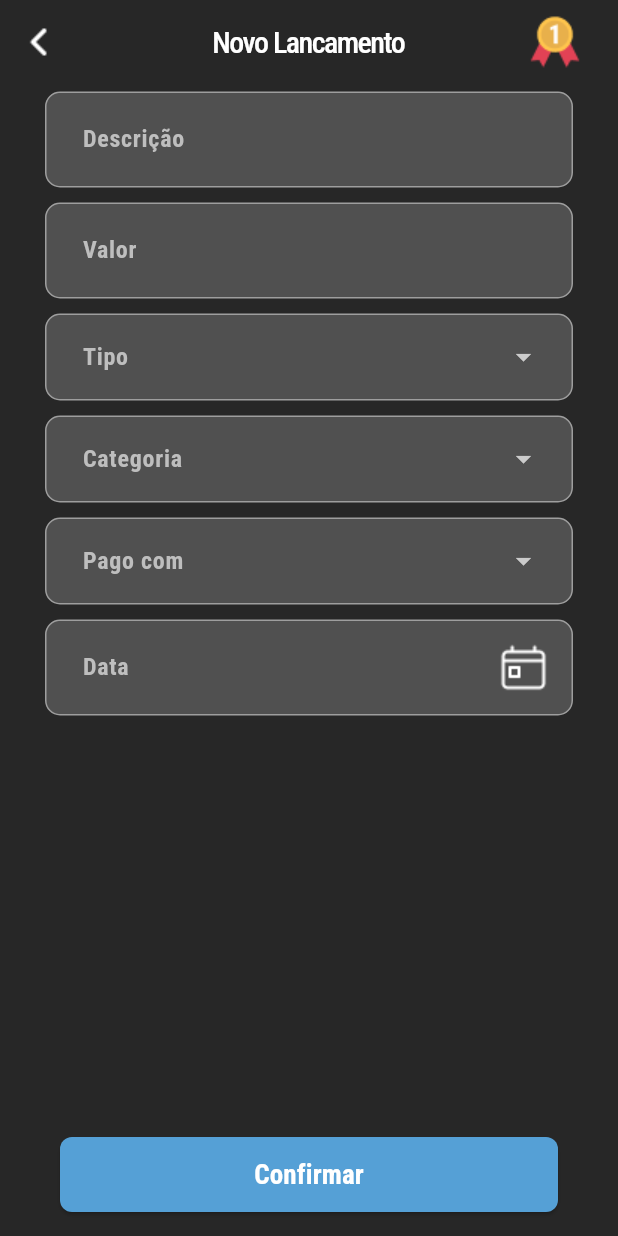
After one commit to fwctecnologia/caixa-hackaton-app, a Flutter app: the LancamentoScreen screen opened directly, on a phone screen of 412 x 824 dp. The commit adds this screen. Run offline on Flutter 3.47's test engine with Material 2 defaults, Android fonts, the phone set to English and light mode, and no system bars; our stand-ins replace brasil_fields, dio, get, google_fonts, rive.

Commit message:
feat: adding lancamento screen

```diff
--- a/lib/app/modules/home/home_screen.dart
+++ b/lib/app/modules/home/home_screen.dart
@@ -1,4 +1,5 @@
 import 'package:caixa_hackaton_app/app/modules/conquistas/conquistas_screen.dart';
+import 'package:caixa_hackaton_app/app/modules/lancamento/lancamento_screen.dart';
 import 'package:flutter/material.dart';
 import 'package:get/get.dart';
 import 'package:google_fonts/google_fonts.dart';
@@ -16,9 +17,14 @@ class _HomeScreenState extends State<HomeScreen> {
     return Scaffold(
       appBar: AppBar(
         forceMaterialTransparency: true,
-        leading: Container(
-          padding: const EdgeInsets.only(left: 20),
-          child: Image.asset('assets/drawer.png'),
+        leading: GestureDetector(
+          onTap: (){
+            Get.to(() => LancamentoScreen());
+          },
+          child: Container(
+            padding: const EdgeInsets.only(left: 20),
+            child: Image.asset('assets/drawer.png'),
+          ),
         ),
       ),
       body: Column(
--- /dev/null
+++ b/lib/app/modules/lancamento/lancamento_screen.dart
@@ -0,0 +1,165 @@
+import 'package:brasil_fields/brasil_fields.dart';
+import 'package:flutter/material.dart';
+import 'package:flutter/services.dart';
+import 'package:get/get.dart';
+import 'package:google_fonts/google_fonts.dart';
+
+import '../home/home_screen.dart';
+
+class LancamentoScreen extends StatefulWidget {
+  const LancamentoScreen({super.key});
+
+  @override
+  State<LancamentoScreen> createState() => _LancamentoScreenState();
+}
+
+class _LancamentoScreenState extends State<LancamentoScreen> {
+  @override
+  Widget build(BuildContext context) {
+    return Scaffold(
+      appBar: AppBar(
+        forceMaterialTransparency: true,
+        centerTitle: true,
+        title: Text(
+          'Novo Lancamento',
+          style: GoogleFonts.robotoCondensed(
+            fontSize: 20,
+            fontWeight: FontWeight.w500,
+            color: Colors.white,
+            letterSpacing: -1,
+          ),
+        ),
+        leading: GestureDetector(
+          onTap: () {
+            Get.back();
+          },
+          child: Image.asset('assets/chevron_right.png'),
+        ),
+        actions: [
+          Image.asset('assets/medal.png'),
+          Container(width: 20),
+        ],
+      ),
+      bottomNavigationBar: Container(
+        margin: const EdgeInsets.all(16).copyWith(left: 40, right: 40),
+        width: double.infinity,
+        height: 50,
+        child: ElevatedButton(
+          style: ElevatedButton.styleFrom(
+            backgroundColor: const Color(0xFF55A0D6),
+            foregroundColor: Colors.white,
+            shape: RoundedRectangleBorder(
+              borderRadius: BorderRadius.circular(8),
+            ),
+          ),
+          onPressed: () async {
+            Get.showSnackbar(
+              const GetSnackBar(
+                message: 'Lançamento cadastrado com sucesso!',
+                duration: Duration(seconds: 2),
+                backgroundColor: Colors.green,
+              ),
+            );
+            Get.to(() => const HomeScreen());
+          },
+          child: Text(
+            'Confirmar',
+            style: GoogleFonts.robotoCondensed(
+              fontWeight: FontWeight.w700,
+              fontSize: 18,
+            ),
+          ),
+        ),
+      ),
+      body: SingleChildScrollView(
+        child: Column(
+          children: [
+            _textFieldComponent('Descrição'),
+            _textFieldComponent('Valor'),
+            _dropdownComponent('Tipo', ['Entrada', 'Saida']),
+            _dropdownComponent('Categoria', ['Games', 'Lazer', 'Comida', 'Transporte', 'Outros']),
+            _dropdownComponent('Pago com', ['Conta caixa xovem', 'Conta poupanca']),
+            _textFieldComponent('Data', suffixIconUrl: 'assets/calendar.png', isDate: true),
+          ],
+        ),
+      ),
+    );
+  }
+}
+
+Widget _textFieldComponent(String label, {String? suffixIconUrl, bool isDate = false}) {
+  return Container(
+    padding: const EdgeInsets.symmetric(horizontal: 8),
+    margin: const EdgeInsets.symmetric(horizontal: 30, vertical: 5),
+    decoration: BoxDecoration(
+      border: Border.all(color: Colors.grey),
+      color: const Color(0xFF505050),
+      borderRadius: const BorderRadius.all(
+        Radius.circular(10),
+      ),
+    ),
+    child: TextFormField(
+      style: GoogleFonts.robotoCondensed(
+        color: Colors.white,
+        fontWeight: FontWeight.w700,
+        fontSize: 20,
+      ),
+      inputFormatters: [
+        if (isDate) FilteringTextInputFormatter.digitsOnly,
+        if (isDate) DataInputFormatter(),
+      ],
+      decoration: InputDecoration(
+        labelText: label,
+        border: InputBorder.none,
+        filled: true,
+        fillColor: const Color(0xFF505050),
+        labelStyle: GoogleFonts.robotoCondensed(
+          color: const Color(0XFFBEBEBE),
+          fontWeight: FontWeight.w700,
+          fontSize: 16,
+        ),
+        suffixIcon: suffixIconUrl != null
+            ? Image.asset(
+                suffixIconUrl,
+                width: 20,
+                height: 20,
+              )
+            : null,
+      ),
+    ),
+  );
+}
+
+Widget _dropdownComponent(String label, List<String> opcoes) {
+  return Container(
+    padding: const EdgeInsets.symmetric(horizontal: 8),
+    margin: const EdgeInsets.symmetric(horizontal: 30, vertical: 5),
+    decoration: BoxDecoration(
+      border: Border.all(color: Colors.grey),
+      color: const Color(0xFF505050),
+      borderRadius: const BorderRadius.all(
+        Radius.circular(10),
+      ),
+    ),
+    child: DropdownButtonFormField(
+      decoration: InputDecoration(
+        labelText: label,
+        border: InputBorder.none,
+        filled: true,
+        fillColor: const Color(0xFF505050),
+        labelStyle: GoogleFonts.robotoCondensed(
+          color: const Color(0XFFBEBEBE),
+          fontWeight: FontWeight.w700,
+          fontSize: 16,
+        ),
+      ),
+      items: [
+        ...opcoes.map((e) => DropdownMenuItem(
+              child: Text(e),
+              value: e,
+            )),
+      ],
+      onChanged: (value) {},
+    ),
+  );
+}
--- a/pubspec.yaml
+++ b/pubspec.yaml
@@ -38,6 +38,7 @@ dependencies:
   get: ^4.6.5
   dio: ^5.3.0
   rive: ^0.11.8
+  brasil_fields: ^1.13.1
 
 dev_dependencies:
   flutter_test:
```
Also changed, not shown: assets/calendar.png (added), assets/chevron_down.png (added), pubspec.lock.
